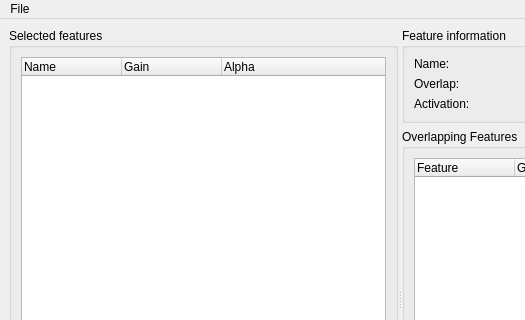
This is overlapviewer/OverlapMainWindow.ui in rug-compling/featuresqueeze as Qt 5 draws it before an edit; both pictures show x 0 to 525 and y 0 to 320 of the 800 by 600 pixel window. The edited form follows.
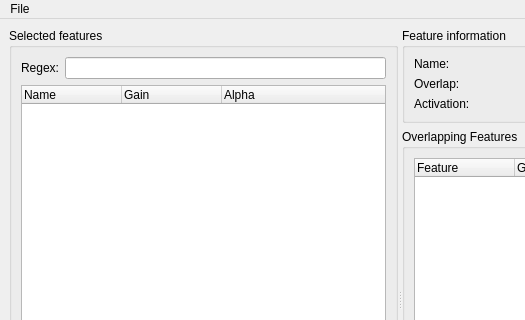
This is the edited form.

Commit message: Regular expression searching of features in the overlap viewer.

What changed in the file:
```diff
--- a/overlapviewer/OverlapMainWindow.ui
+++ b/overlapviewer/OverlapMainWindow.ui
@@ -25,6 +25,36 @@
         <string>Selected features</string>
        </property>
        <layout class="QVBoxLayout" name="verticalLayout">
+        <item>
+         <layout class="QFormLayout" name="formLayout_2">
+          <property name="fieldGrowthPolicy">
+           <enum>QFormLayout::ExpandingFieldsGrow</enum>
+          </property>
+          <property name="labelAlignment">
+           <set>Qt::AlignRight|Qt::AlignTrailing|Qt::AlignVCenter</set>
+          </property>
+          <property name="formAlignment">
+           <set>Qt::AlignLeading|Qt::AlignLeft|Qt::AlignTop</set>
+          </property>
+          <item row="0" column="0">
+           <widget class="QLabel" name="label_4">
+            <property name="text">
+             <string>Regex:</string>
+            </property>
+           </widget>
+          </item>
+          <item row="0" column="1">
+           <widget class="QLineEdit" name="featureRegexLineEdit">
+            <property name="sizePolicy">
+             <sizepolicy hsizetype="Expanding" vsizetype="Fixed">
+              <horstretch>0</horstretch>
+              <verstretch>0</verstretch>
+             </sizepolicy>
+            </property>
+           </widget>
+          </item>
+         </layout>
+        </item>
         <item>
          <widget class="QTreeWidget" name="featuresTreeWidget">
           <property name="selectionBehavior">
```
The commit also changes 3 other files.
